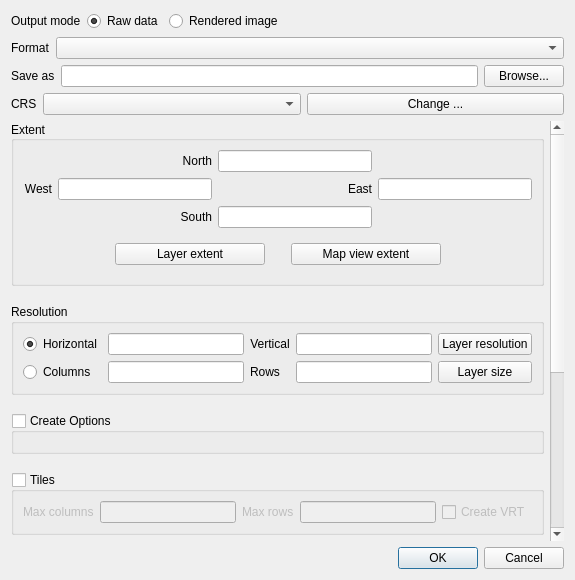
Before: the Qt Designer form src/ui/qgsrasterlayersaveasdialogbase.ui in qgis/QGIS, drawn with Qt 5.
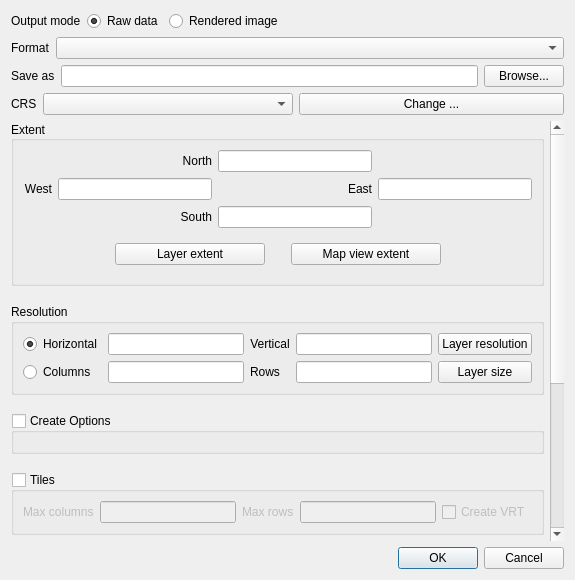
After: the same form once the commit is applied. Icons and pictures are not drawn. Custom widgets are drawn as their Qt base class.

Commit message:
Fixes for raster layer save as dialog
- Initial show of very long CRS no longer makes combobox too wide
- Remove min height for nodata groupbox, possible cause for not fully collapsing

Diff of the .ui file:
```diff
--- a/src/ui/qgsrasterlayersaveasdialogbase.ui
+++ b/src/ui/qgsrasterlayersaveasdialogbase.ui
@@ -146,11 +146,17 @@
      <item>
       <widget class="QComboBox" name="mCrsComboBox">
        <property name="sizePolicy">
-        <sizepolicy hsizetype="Preferred" vsizetype="Fixed">
+        <sizepolicy hsizetype="Maximum" vsizetype="Fixed">
          <horstretch>0</horstretch>
          <verstretch>0</verstretch>
         </sizepolicy>
        </property>
+       <property name="minimumSize">
+        <size>
+         <width>250</width>
+         <height>0</height>
+        </size>
+       </property>
       </widget>
      </item>
      <item>
@@ -565,7 +571,7 @@
             <property name="minimumSize">
              <size>
               <width>0</width>
-              <height>100</height>
+              <height>0</height>
              </size>
             </property>
            </widget>
```
